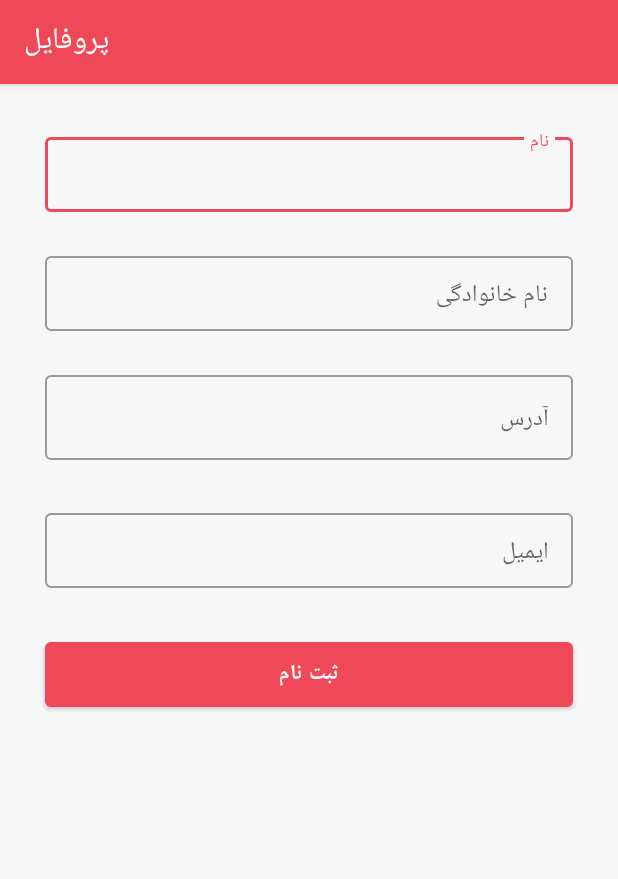
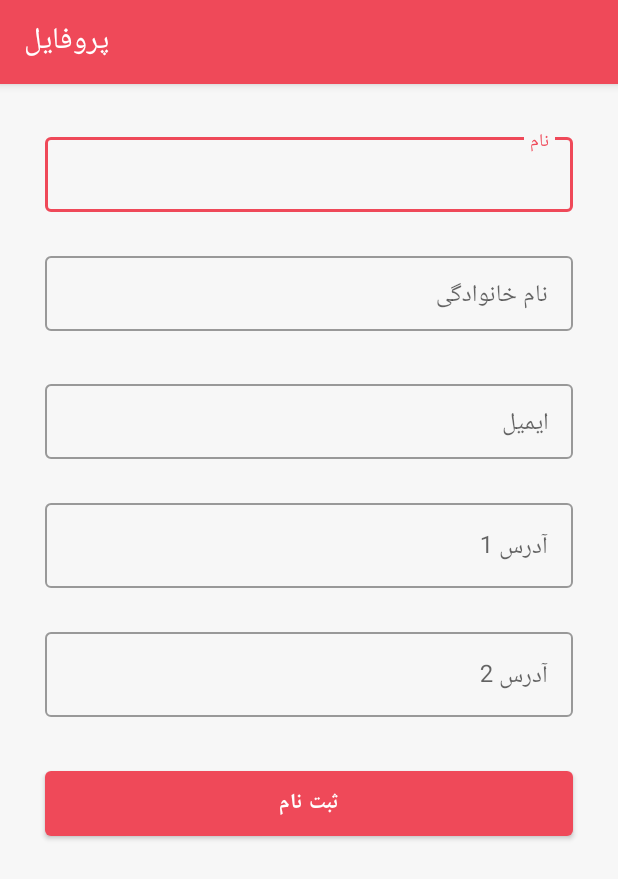
Before and after one commit to rezaee127/OnlineShop, an Android app: the fragment ProfileFragment shown on its own in the app's theme, on a phone screen of 412 x 824 dp. Shown: the top 879 px of the screen. Run offline under Robolectric (Android 15) with nearby library versions, the phone set to English and light mode, and no system bars; our stand-ins replace Dagger/Hilt's generated code, navigation-ui.

Commit message:
add address2 to ProfileFragment

```diff
--- a/app/src/main/java/com/example/onlineshop/model/Billing.kt
+++ b/app/src/main/java/com/example/onlineshop/model/Billing.kt
@@ -14,8 +14,8 @@ data class Billing(
     val email: String,
     @Json(name = "address_1")
     val address1: String,
-//    @Json(name = "address_2")
-//    val address2: String,
+    @Json(name = "address_2")
+    val address2: String,
 //    @Json(name = "city")
 //    val city: String,
 //    @Json(name = "company")
--- a/app/src/main/java/com/example/onlineshop/model/Shipping.kt
+++ b/app/src/main/java/com/example/onlineshop/model/Shipping.kt
@@ -12,8 +12,8 @@ data class Shipping(
     val lastName: String,
     @Json(name = "address_1")
     val address1: String,
-//    @Json(name = "address_2")
-//    val address2: String,
+    @Json(name = "address_2")
+    val address2: String,
 //    @Json(name = "city")
 //    val city: String,
 //    @Json(name = "company")
--- a/app/src/main/res/layout/fragment_profile.xml
+++ b/app/src/main/res/layout/fragment_profile.xml
@@ -65,25 +65,6 @@
 
             </com.google.android.material.textfield.TextInputLayout>
 
-            <com.google.android.material.textfield.TextInputLayout
-                android:id="@+id/tf_address"
-                style="@style/Widget.MaterialComponents.TextInputLayout.OutlinedBox"
-                android:layout_width="match_parent"
-                android:layout_height="wrap_content"
-                android:layout_marginHorizontal="30dp"
-                android:layout_marginTop="24dp"
-                android:hint="آدرس"
-                android:layoutDirection="rtl"
-                app:layout_constraintEnd_toEndOf="parent"
-                app:layout_constraintStart_toStartOf="parent"
-                app:layout_constraintTop_toBottomOf="@id/tf_last_name">
-
-                <com.google.android.material.textfield.TextInputEditText
-                    android:layout_width="match_parent"
-                    android:layout_height="wrap_content" />
-
-            </com.google.android.material.textfield.TextInputLayout>
-
 
             <com.google.android.material.textfield.TextInputLayout
                 android:id="@+id/tf_email"
@@ -96,7 +77,7 @@
                 android:layoutDirection="rtl"
                 app:layout_constraintEnd_toEndOf="parent"
                 app:layout_constraintStart_toStartOf="parent"
-                app:layout_constraintTop_toBottomOf="@id/tf_address">
+                app:layout_constraintTop_toBottomOf="@id/tf_last_name">
 
                 <com.google.android.material.textfield.TextInputEditText
                     android:layout_width="match_parent"
@@ -104,6 +85,46 @@
 
 
             </com.google.android.material.textfield.TextInputLayout>
+
+
+            <com.google.android.material.textfield.TextInputLayout
+                android:id="@+id/tf_address1"
+                style="@style/Widget.MaterialComponents.TextInputLayout.OutlinedBox"
+                android:layout_width="match_parent"
+                android:layout_height="wrap_content"
+                android:layout_marginHorizontal="30dp"
+                android:layout_marginTop="24dp"
+                android:hint="آدرس 1"
+                android:layoutDirection="rtl"
+                app:layout_constraintEnd_toEndOf="parent"
+                app:layout_constraintStart_toStartOf="parent"
+                app:layout_constraintTop_toBottomOf="@id/tf_email">
+
+                <com.google.android.material.textfield.TextInputEditText
+                    android:layout_width="match_parent"
+                    android:layout_height="wrap_content" />
+
+            </com.google.android.material.textfield.TextInputLayout>
+
+            <com.google.android.material.textfield.TextInputLayout
+                android:id="@+id/tf_address2"
+                style="@style/Widget.MaterialComponents.TextInputLayout.OutlinedBox"
+                android:layout_width="match_parent"
+                android:layout_height="wrap_content"
+                android:layout_marginHorizontal="30dp"
+                android:layout_marginTop="24dp"
+                android:hint="آدرس 2"
+                android:layoutDirection="rtl"
+                app:layout_constraintEnd_toEndOf="parent"
+                app:layout_constraintStart_toStartOf="parent"
+                app:layout_constraintTop_toBottomOf="@id/tf_address1">
+
+                <com.google.android.material.textfield.TextInputEditText
+                    android:layout_width="match_parent"
+                    android:layout_height="wrap_content" />
+
+            </com.google.android.material.textfield.TextInputLayout>
+
 
 
             <com.google.android.material.button.MaterialButton
@@ -116,7 +137,7 @@
                 android:textStyle="bold"
                 app:layout_constraintEnd_toEndOf="parent"
                 app:layout_constraintStart_toStartOf="parent"
-                app:layout_constraintTop_toBottomOf="@id/tf_email" />
+                app:layout_constraintTop_toBottomOf="@id/tf_address2" />
 
             <com.google.android.material.button.MaterialButton
                 android:id="@+id/btn_order"
@@ -129,7 +150,7 @@
                 app:layout_constraintEnd_toEndOf="parent"
                 app:layout_constraintHorizontal_bias="0.5"
                 app:layout_constraintStart_toEndOf="@+id/btn_return_to_cart"
-                app:layout_constraintTop_toBottomOf="@id/tf_email" />
+                app:layout_constraintTop_toBottomOf="@id/tf_address2" />
 
             <com.google.android.material.button.MaterialButton
                 android:id="@+id/btn_return_to_cart"
```
Also changed, not shown: app/src/main/java/com/example/onlineshop/ui/profile/ProfileFragment.kt (+21 -8 lines).
